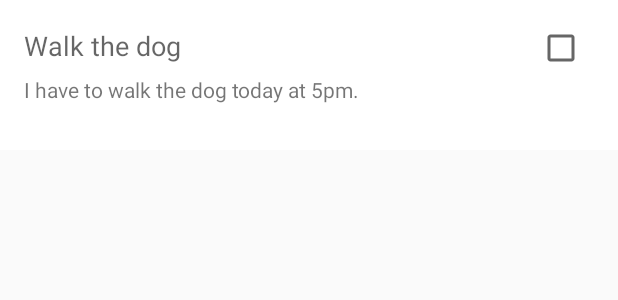
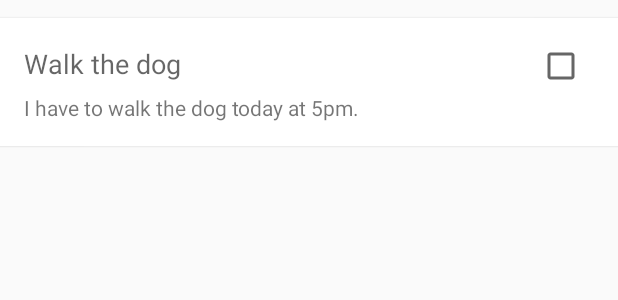
Before and after one commit to NULLPointerGuy/MVP_Dagger2_Retrofit, an Android app: the layout task_row.xml on its own in the app's theme, with its tools: preview values and no code run, on a phone screen of 412 x 824 dp. Shown: the top 300 px of the screen. Run offline under Robolectric (Android 15) with nearby library versions, the phone set to English and light mode, and no system bars.

Commit message:
minor changes

```diff
--- a/app/src/main/res/layout/task_row.xml
+++ b/app/src/main/res/layout/task_row.xml
@@ -3,9 +3,11 @@
               xmlns:tools="http://schemas.android.com/tools"
               android:orientation="vertical"
               android:layout_width="match_parent"
-              android:layout_height="@dimen/task_row"
+              android:layout_height="wrap_content"
               android:padding="@dimen/fab_margin"
-              android:background="@android:color/white">
+              android:background="@android:color/white"
+              android:layout_marginTop="@dimen/task_card_margintop"
+              android:elevation="@dimen/task_card_elv">
     <LinearLayout
             android:layout_width="match_parent"
             android:layout_height="wrap_content"
--- a/app/src/main/res/values/dimens.xml
+++ b/app/src/main/res/values/dimens.xml
@@ -4,4 +4,6 @@
     <dimen name="task_row">100dp</dimen>
     <dimen name="task_detail_margin">2dp</dimen>
     <dimen name="add_todo_cross">8dp</dimen>
+    <dimen name="task_card_elv">1dp</dimen>
+    <dimen name="task_card_margintop">12dp</dimen>
 </resources>
```
